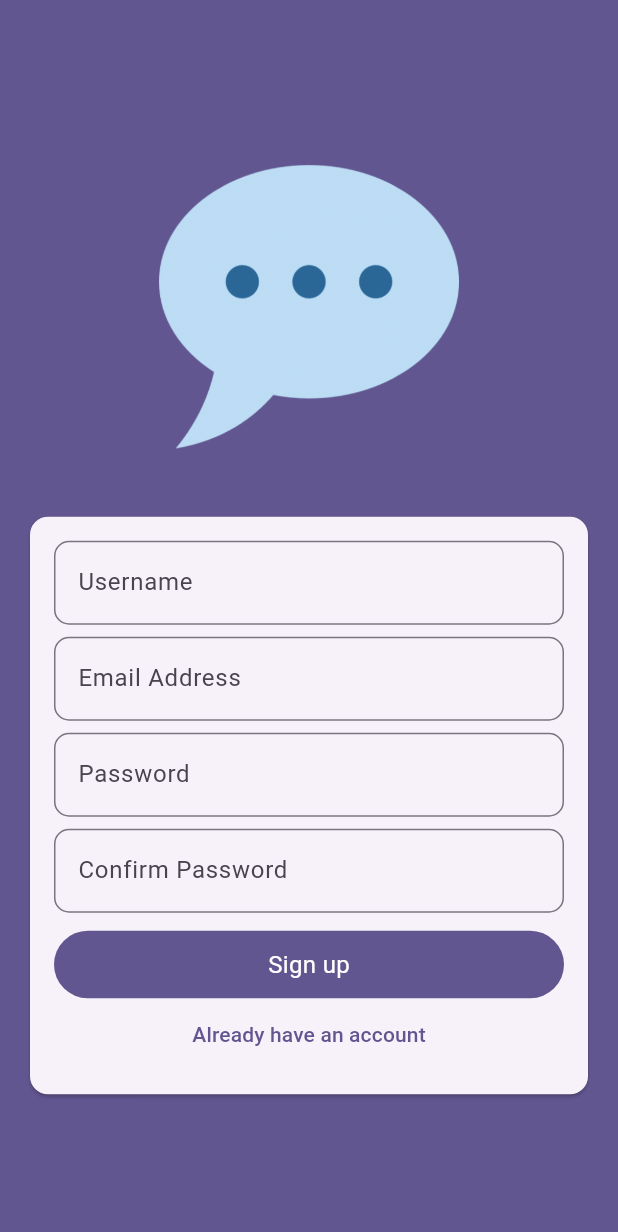
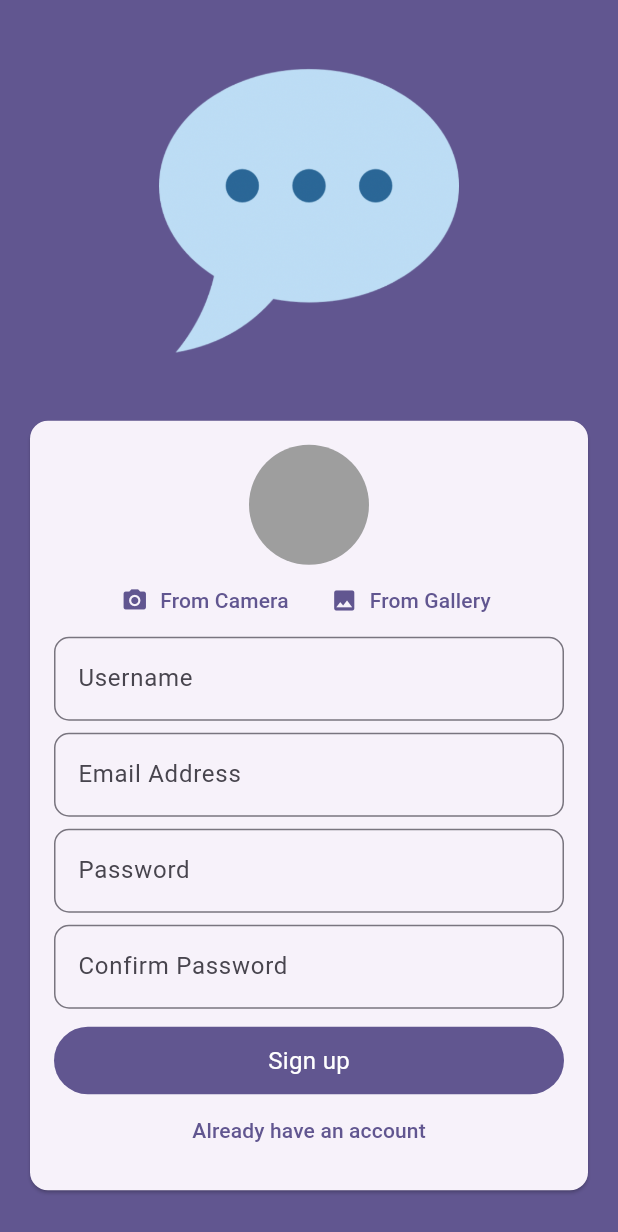
Before and after one commit to Bilawal-Mehfooz-Malik/chat_app, a Flutter app: the screen it shows after launch, after a tap on "Log in", after a tap on "Create an account", on a phone screen of 412 x 824 dp. Shown: the top 1232 px of the screen. Run offline on Flutter 3.47's test engine with Material 3 defaults, Android fonts, the phone set to English and light mode, and no system bars; our stand-ins replace firebase_auth, firebase_core, image_picker; accounts and stored records are empty.

Commit message:
added image picker

```diff
--- a/lib/auth/widgets/sign_up.dart
+++ b/lib/auth/widgets/sign_up.dart
@@ -1,4 +1,5 @@
 import 'package:flutter/material.dart';
+import 'package:chat_app/widgets/image_picker.dart';
 import 'package:chat_app/auth/widgets/custom_text_field.dart';
 
 class SignUp extends StatefulWidget {
@@ -43,6 +44,7 @@ class _SignUpState extends State<SignUp> {
     return Column(
       mainAxisSize: MainAxisSize.min,
       children: [
+        const UserImagePicker(),
         // Full Username text form field
         CustomTextField(
           text: 'Username',
--- /dev/null
+++ b/lib/widgets/image_picker.dart
@@ -0,0 +1,83 @@
+import 'dart:io';
+import 'package:flutter/material.dart';
+import 'package:image_picker/image_picker.dart';
+
+class UserImagePicker extends StatefulWidget {
+  const UserImagePicker({super.key});
+
+  @override
+  State<UserImagePicker> createState() => _ImagePickerState();
+}
+
+class _ImagePickerState extends State<UserImagePicker> {
+  File? _pickedImageFile;
+
+  void _pickImage() async {
+    final pickedImage = await ImagePicker().pickImage(
+      maxWidth: 150,
+      imageQuality: 80,
+      source: ImageSource.camera,
+    );
+
+    if (pickedImage == null) return;
+
+    setState(() {
+      _pickedImageFile = File(pickedImage.path);
+    });
+  }
+
+  void _pickGalleryImage() async {
+    final pickedImage = await ImagePicker().pickImage(
+      maxWidth: 150,
+      source: ImageSource.gallery,
+    );
+
+    if (pickedImage == null) return;
+
+    setState(() {
+      _pickedImageFile = File(pickedImage.path);
+    });
+  }
+
+  @override
+  Widget build(BuildContext context) {
+    return Column(
+      children: [
+        CircleAvatar(
+          radius: 40,
+          backgroundColor: Colors.grey,
+          foregroundImage:
+              _pickedImageFile != null ? FileImage(_pickedImageFile!) : null,
+        ),
+        Row(
+          mainAxisAlignment: MainAxisAlignment.center,
+          children: [
+            // From camera picker
+            TextButton.icon(
+              onPressed: _pickImage,
+              icon: const Icon(Icons.camera_alt),
+              label: Text(
+                'From Camera',
+                style: TextStyle(
+                  color: Theme.of(context).colorScheme.primary,
+                ),
+              ),
+            ),
+
+            // From gallery picker
+            TextButton.icon(
+              onPressed: _pickGalleryImage,
+              icon: const Icon(Icons.image),
+              label: Text(
+                'From Gallery',
+                style: TextStyle(
+                  color: Theme.of(context).colorScheme.primary,
+                ),
+              ),
+            ),
+          ],
+        )
+      ],
+    );
+  }
+}
--- a/pubspec.yaml
+++ b/pubspec.yaml
@@ -38,6 +38,9 @@ dependencies:
   firebase_core: ^2.24.0
   firebase_auth: ^4.15.0
   flutter_riverpod: ^2.4.9
+  firebase_storage: ^11.5.3
+  image_picker: ^1.0.4
+  flutter_svg: ^2.0.9
 
 dev_dependencies:
   flutter_test:
@@ -64,7 +67,7 @@ flutter:
   # To add assets to your application, add an assets section, like this:
   assets:
     - assets/chat.png
-  #   - images/a_dot_ham.jpeg
+    - assets/person.svg
 
   # An image asset can refer to one or more resolution-specific "variants", see
   # https://flutter.dev/assets-and-images/#resolution-aware
```
Also changed, not shown: assets/person.svg (added), pubspec.lock, 5 other files.
